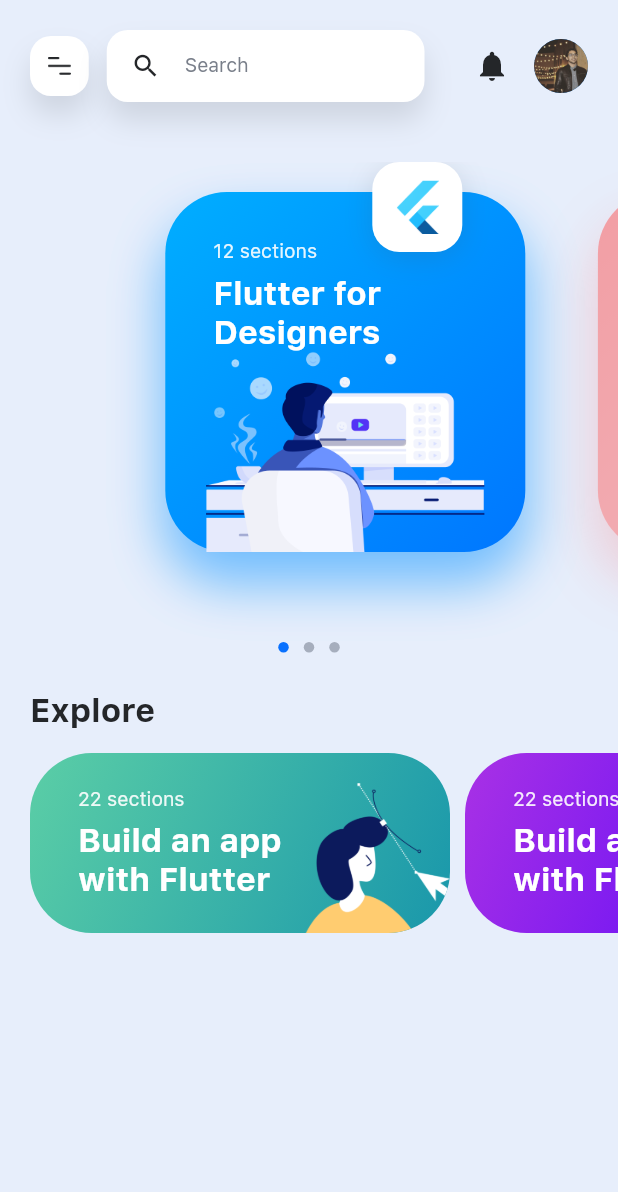
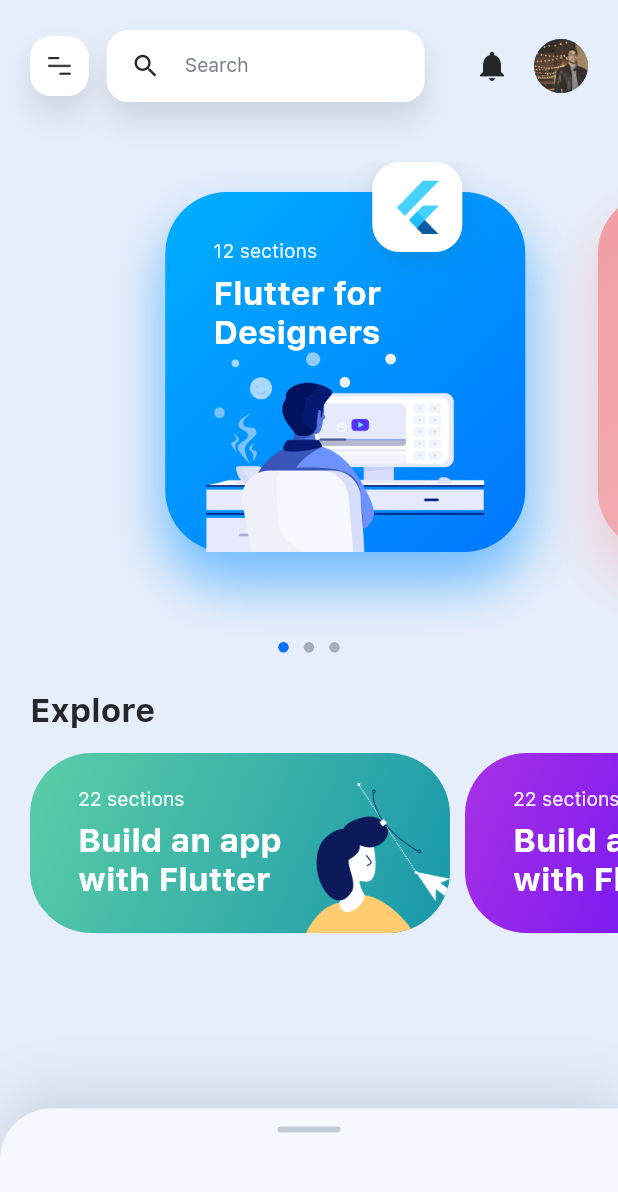
Before and after one commit to hirenvadher954/course_app_ui_flutter, a Flutter app: the screen it shows after launch, on a phone screen of 412 x 824 dp. Shown: the top 1192 px of the screen. Run offline on Flutter 3.47's test engine with Material 2 defaults, Android fonts, the phone set to English and light mode, and no system bars; drawn by our look-alikes of sliding_up_panel.

Commit message:
Sliding up panel added

```diff
--- /dev/null
+++ b/lib/screens/continue_watching_screen.dart
@@ -0,0 +1,39 @@
+import 'package:flutter/material.dart';
+import 'package:sliding_up_panel/sliding_up_panel.dart';
+
+import '../constants.dart';
+
+class ContinueWatchingScreen extends StatelessWidget {
+  const ContinueWatchingScreen({Key? key}) : super(key: key);
+
+  @override
+  Widget build(BuildContext context) {
+    return SlidingUpPanel(
+      backdropEnabled: true,
+      borderRadius: BorderRadius.only(topLeft: Radius.circular(34)),
+      color: kCardPopupBackgroundColor,
+      boxShadow: [
+        BoxShadow(
+            color: kShadowColor, offset: Offset(0, -12), blurRadius: 32.0),
+      ],
+      minHeight: 85,
+      maxHeight: MediaQuery.of(context).size.height * 0.75,
+      panel: Column(
+        children: [
+          Center(
+            child: Padding(
+                padding: EdgeInsets.only(top: 12, bottom: 16),
+                child: Container(
+                  width: 42,
+                  height: 4.0,
+                  decoration: BoxDecoration(
+                    color: Color(0XFFC5CBD6),
+                    borderRadius: BorderRadius.circular(2.0)
+                  ),
+                )),
+          ),
+        ],
+      ),
+    );
+  }
+}
--- a/lib/screens/home_screen.dart
+++ b/lib/screens/home_screen.dart
@@ -1,6 +1,7 @@
 import 'package:facts_flutter_app/components/home_screen_navbar.dart';
 import 'package:facts_flutter_app/components/list/explore_course_list.dart';
 import 'package:facts_flutter_app/components/list/recent_course_list.dart';
+import 'package:facts_flutter_app/screens/continue_watching_screen.dart';
 import 'package:facts_flutter_app/screens/sidebar_screen.dart';
 import 'package:flutter/material.dart';
 
@@ -85,6 +86,7 @@ class _HomeScreenState extends State<HomeScreen> with TickerProviderStateMixin {
               ],
             ),
           ),
+          ContinueWatchingScreen(),
           IgnorePointer(
             ignoring: sidebarHidden,
             child: Stack(
--- a/pubspec.yaml
+++ b/pubspec.yaml
@@ -28,6 +28,7 @@ dependencies:
   # The following adds the Cupertino Icons font to your application.
   # Use with the CupertinoIcons class for iOS style icons.
   cupertino_icons: ^1.0.2
+  sliding_up_panel: ^2.0.0+1
 
 dev_dependencies:
   flutter_test:
```
Also changed, not shown: pubspec.lock.
